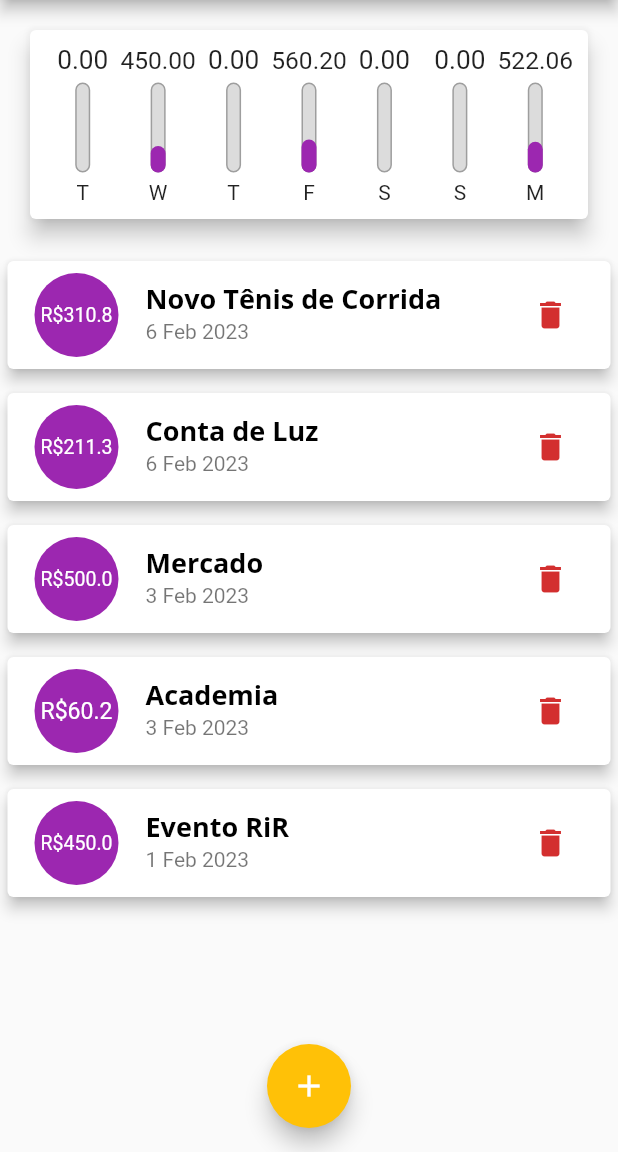
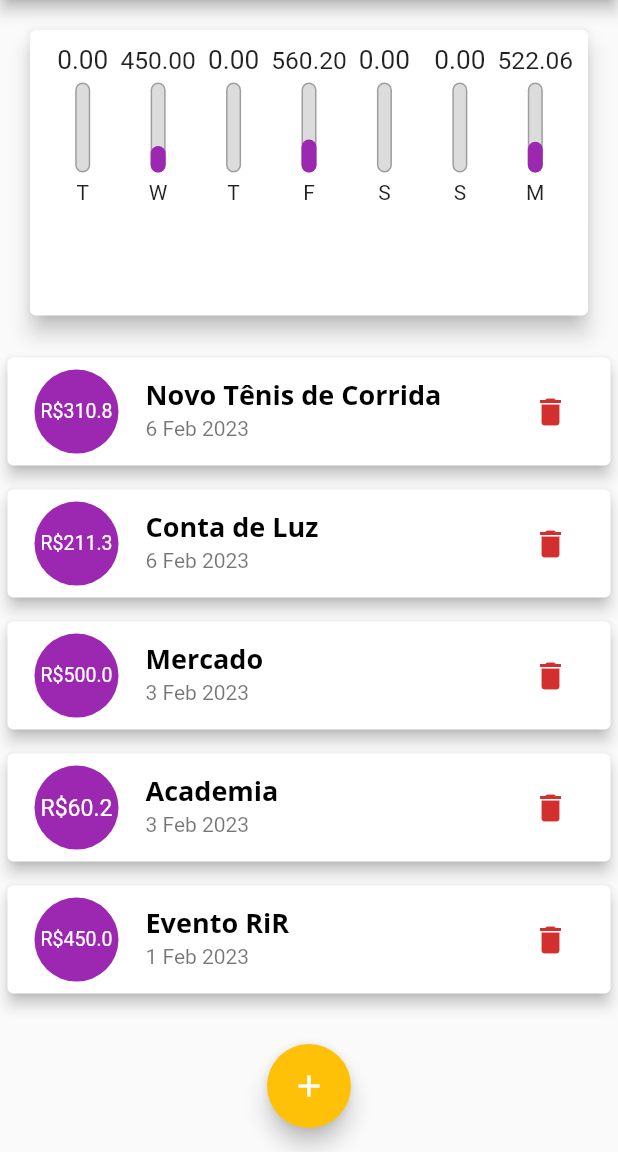
Before and after one commit to BrunoAraujooDev/Projeto-despesas-Flutter, a Flutter app: the screen it shows after launch, on a phone screen of 412 x 824 dp, the part 84-1236 px from its top. Run offline on Flutter 3.47's test engine with Material 2 defaults, Android fonts, the phone set to English and light mode, and no system bars.

Commit message:
colocando responsividade na tela home

```diff
--- a/lib/components/transaction-list.dart
+++ b/lib/components/transaction-list.dart
@@ -10,9 +10,7 @@ class TransactionList extends StatelessWidget {
 
   @override
   Widget build(BuildContext context) {
-    return Container(
-        height: 500,
-        child: transactions.isEmpty
+    return transactions.isEmpty
         ? Column(
             children: [
               SizedBox(height: 30),
@@ -64,6 +62,6 @@ class TransactionList extends StatelessWidget {
                 ),
               );
             },
-              ));
+          );
   }
 }
--- a/lib/main.dart
+++ b/lib/main.dart
@@ -30,8 +30,7 @@ class ExpensesApp extends StatelessWidget {
             ),
             labelLarge: const TextStyle(
               color: Colors.white,
-          )
-        ),
+            )),
         appBarTheme: const AppBarTheme(
           titleTextStyle: TextStyle(
             fontFamily: 'Quicksand',
@@ -62,17 +61,20 @@ class _MyHomePageState extends State<MyHomePage> {
       title: 'Conta de Luz',
       value: 211.30,
       date: DateTime.now(),
-    ), Transaction(
+    ),
+    Transaction(
       id: 't2',
       title: 'Mercado',
       value: 500.00,
       date: DateTime.now().subtract(const Duration(days: 3)),
-    ),Transaction(
+    ),
+    Transaction(
       id: 't2',
       title: 'Academia',
       value: 60.20,
       date: DateTime.now().subtract(const Duration(days: 3)),
-    ),Transaction(
+    ),
+    Transaction(
       id: 't2',
       title: 'Evento RiR',
       value: 450.00,
@@ -80,9 +82,10 @@ class _MyHomePageState extends State<MyHomePage> {
     ),
   ];
 
-  List<Transaction> get _recentTransactions{
+  List<Transaction> get _recentTransactions {
     return _transactions.where((element) {
-      return element.date.isAfter(DateTime.now().subtract(const Duration(days: 7)));
+      return element.date
+          .isAfter(DateTime.now().subtract(const Duration(days: 7)));
     }).toList();
   }
 
@@ -101,8 +104,7 @@ class _MyHomePageState extends State<MyHomePage> {
     Navigator.of(context).pop();
   }
 
-  _deleteTransaction(String id ){
-
+  _deleteTransaction(String id) {
     setState(() {
       _transactions.removeWhere((element) => element.id == id);
     });
@@ -119,8 +121,10 @@ class _MyHomePageState extends State<MyHomePage> {
 
   @override
   Widget build(BuildContext context) {
-    return Scaffold(
-      appBar: AppBar(
+
+
+
+    final appBar = AppBar(
       title: const Text('Despesas Pessoais'),
       actions: <Widget>[
         IconButton(
@@ -128,13 +132,24 @@ class _MyHomePageState extends State<MyHomePage> {
           onPressed: () => _openTransactionFormModal(context),
         ),
       ],
-      ),
+    );
+
+    double availableHeight = MediaQuery.of(context).size.height - appBar.preferredSize.height - MediaQuery.of(context).padding.top;
+
+    return Scaffold(
+      appBar: appBar,
       body: SingleChildScrollView(
         child: Column(
           crossAxisAlignment: CrossAxisAlignment.stretch,
           children: <Widget>[
-            Chart(_recentTransactions),
-            TransactionList(_transactions, _deleteTransaction),
+            Container(
+              height: availableHeight * 0.3,
+              child: Chart(_recentTransactions),
+            ),
+            Container(
+              height: availableHeight * 0.7,
+              child: TransactionList(_transactions, _deleteTransaction),
+            ),
           ],
         ),
       ),
```
Lines whose indentation alone changed are shown as unchanged.
